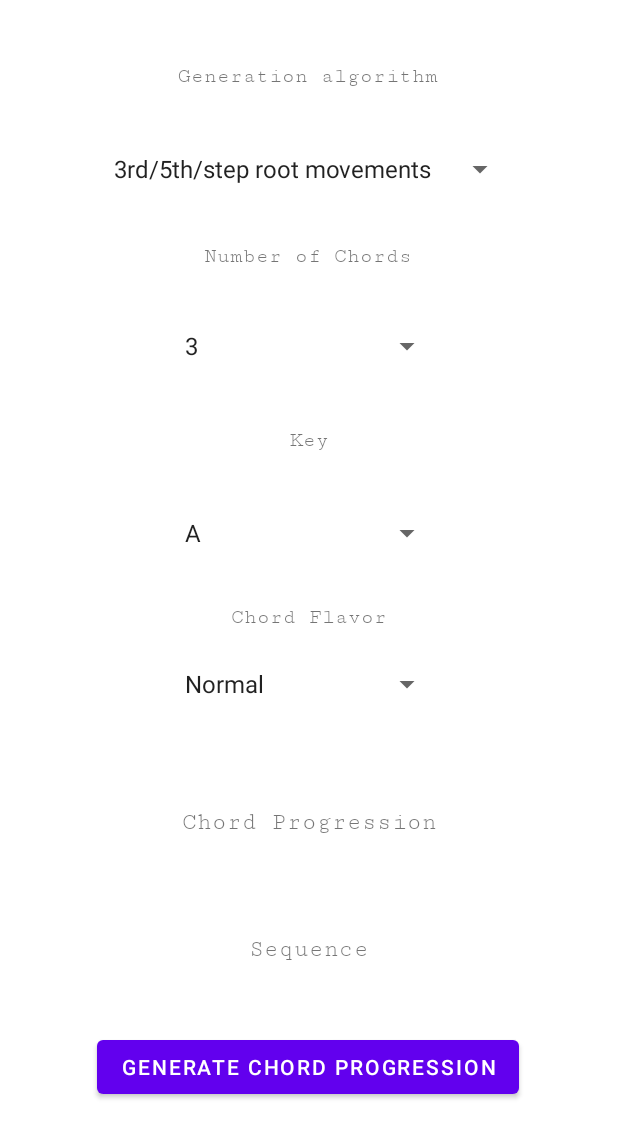
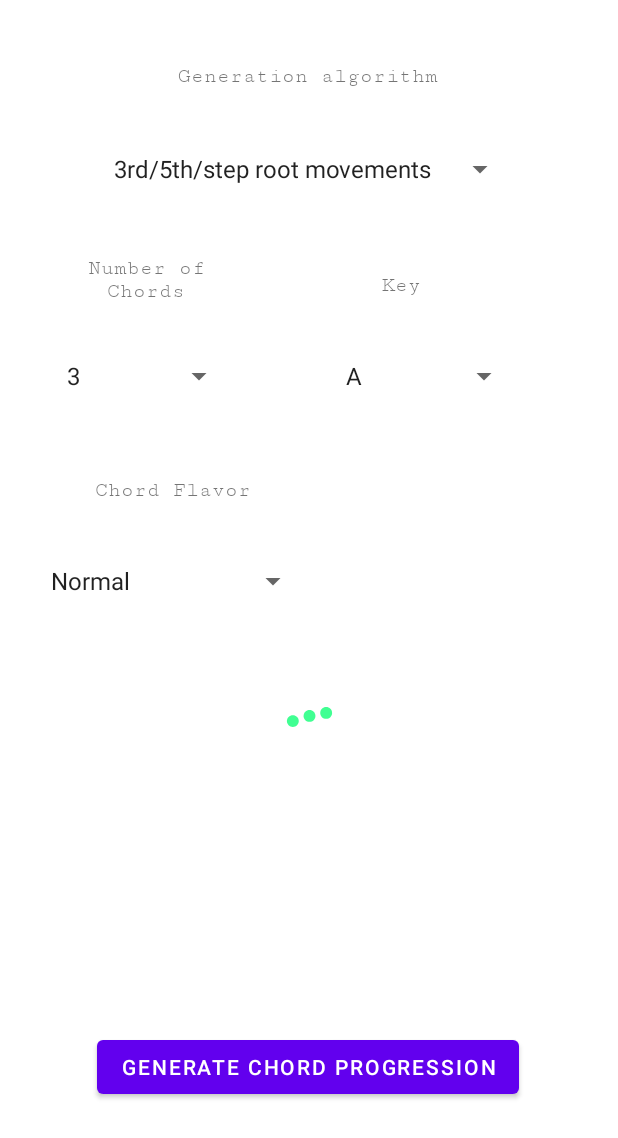
Before and after one commit to cheng-priv-proj/chord_gen_app, an Android app: the layout activity_main.xml on its own in the app's theme, with its tools: preview values and no code run, on a phone screen of 412 x 824 dp. Shown: the top 1138 px of the screen. Run offline under Robolectric (Android 15) with nearby library versions, the phone set to English and light mode, and no system bars.

Commit message:
Added a poggers loading animation

```diff
--- a/app/build.gradle
+++ b/app/build.gradle
@@ -44,4 +44,5 @@ dependencies {
     testImplementation 'junit:junit:4.13.2'
     androidTestImplementation 'androidx.test.ext:junit:1.1.3'
     androidTestImplementation 'androidx.test.espresso:espresso-core:3.4.0'
+    implementation 'com.airbnb.android:lottie:5.0.3'
 }
--- a/app/src/main/AndroidManifest.xml
+++ b/app/src/main/AndroidManifest.xml
@@ -18,6 +18,7 @@
                 <category android:name="android.intent.category.LAUNCHER" />
             </intent-filter>
         </activity>
+
     </application>
 
 </manifest>
--- a/app/src/main/java/com/example/guitarchordprogressionproject/MainActivity.kt
+++ b/app/src/main/java/com/example/guitarchordprogressionproject/MainActivity.kt
@@ -2,6 +2,7 @@ package com.example.guitarchordprogressionproject
 
 import androidx.appcompat.app.AppCompatActivity
 import android.os.Bundle
+import android.os.CountDownTimer
 import android.view.View
 import android.widget.*
 import com.example.guitarchordprogressionproject.databinding.ActivityMainBinding
@@ -76,7 +77,14 @@ class MainActivity : AppCompatActivity(), AdapterView.OnItemSelectedListener {
         val spinner4: Spinner = binding.spinner4
         spinner4.onItemSelectedListener = this
 
-        binding.buttonRoll.setOnClickListener { generateChordProgression() }
+
+        val animationId = binding.animationView
+        animationId.visibility = View.GONE
+
+        binding.buttonRoll.setOnClickListener {
+            animationId.visibility = View.VISIBLE
+            timer.start()
+        }
 
     }
 
@@ -149,12 +157,26 @@ class MainActivity : AppCompatActivity(), AdapterView.OnItemSelectedListener {
 
         val chordProgressionString = printChordsInKey(chordList, globalKeySelection, globalChordFlavor)
 
-
+        // Updating the textView
         val resultTextView: TextView = findViewById(R.id.textView)
         val resultTextView2: TextView = findViewById(R.id.textView6)
         resultTextView.text = chordProgressionString
         resultTextView2.text = chordProgressionSequence
 
+    }
+
+    // A timer for the timer animation
+    private val timer = object: CountDownTimer(750, 1000) {
+        // We don't need anything done while the ticker is counting down.
+        override fun onTick(p0: Long) {
+            {}
+        }
+
+        override fun onFinish() {
+            val animationId = binding.animationView
+            animationId.visibility = View.GONE
+            generateChordProgression()
+        }
     }
 
 
@@ -163,7 +185,6 @@ class MainActivity : AppCompatActivity(), AdapterView.OnItemSelectedListener {
         val result = parent.getItemAtPosition(pos).toString()
 
         // Gets the id for the spinner that has been selected
-
         when (parent.id) {
             R.id.spinner -> globalChordAmount = result
             R.id.spinner2 -> globalGenSelection = result
@@ -210,7 +231,7 @@ fun printChordsInKey(chordList: MutableList<Int>, key: String, flavor: String):
         else {
             when (item) {
                 1, 4 -> "$returnString $keyIndex" +"Maj7"
-                5 -> "$returnString $keyIndex" + "Dom7"
+                5 -> "$returnString $keyIndex" + "7"
                 2, 3, 6 -> "$returnString $keyIndex" + "m7"
                 else -> "$returnString $keyIndex" + "dim7"
             }
@@ -220,6 +241,7 @@ fun printChordsInKey(chordList: MutableList<Int>, key: String, flavor: String):
 }
 
 
+
 class ChordClass {
     val jumpingChords: MutableList<Int> = mutableListOf()
 
--- a/app/src/main/res/layout/activity_main.xml
+++ b/app/src/main/res/layout/activity_main.xml
@@ -12,14 +12,14 @@
         android:layout_width="236dp"
         android:layout_height="39dp"
         android:fontFamily="serif-monospace"
-        android:text="@string/sequence"
         android:textAlignment="center"
         android:textSize="16sp"
         app:layout_constraintBottom_toBottomOf="parent"
+        app:layout_constraintHorizontal_bias="0.497"
         app:layout_constraintLeft_toLeftOf="parent"
         app:layout_constraintRight_toRightOf="parent"
         app:layout_constraintTop_toTopOf="parent"
-        app:layout_constraintVertical_bias="0.795">
+        app:layout_constraintVertical_bias="0.793">
 
     </TextView>
 
@@ -31,9 +31,10 @@
         android:text="@string/chord_flavor"
         app:layout_constraintBottom_toBottomOf="parent"
         app:layout_constraintEnd_toEndOf="parent"
+        app:layout_constraintHorizontal_bias="0.206"
         app:layout_constraintStart_toStartOf="parent"
         app:layout_constraintTop_toTopOf="parent"
-        app:layout_constraintVertical_bias="0.499" />
+        app:layout_constraintVertical_bias="0.394" />
 
     <Spinner
         android:id="@+id/spinner4"
@@ -45,26 +46,26 @@
         android:spinnerMode="dropdown"
         app:layout_constraintBottom_toBottomOf="parent"
         app:layout_constraintEnd_toEndOf="parent"
-        app:layout_constraintHorizontal_bias="0.497"
+        app:layout_constraintHorizontal_bias="0.112"
         app:layout_constraintStart_toStartOf="parent"
         app:layout_constraintTop_toTopOf="parent"
-        app:layout_constraintVertical_bias="0.557"
+        app:layout_constraintVertical_bias="0.468"
         tools:ignore="DuplicateSpeakableTextCheck" />
 
     <Spinner
         android:id="@+id/spinner3"
-        android:layout_width="180dp"
-        android:layout_height="48dp"
+        android:layout_width="124dp"
+        android:layout_height="45dp"
         android:contentDescription="@string/spinner_description"
         android:entries="@array/key_array"
         android:minHeight="48dp"
         android:spinnerMode="dropdown"
         app:layout_constraintBottom_toBottomOf="parent"
         app:layout_constraintEnd_toEndOf="parent"
-        app:layout_constraintHorizontal_bias="0.497"
+        app:layout_constraintHorizontal_bias="0.773"
         app:layout_constraintStart_toStartOf="parent"
         app:layout_constraintTop_toTopOf="parent"
-        app:layout_constraintVertical_bias="0.427" />
+        app:layout_constraintVertical_bias="0.293" />
 
     <TextView
         android:id="@+id/textView4"
@@ -74,9 +75,10 @@
         android:text="@string/key"
         app:layout_constraintBottom_toBottomOf="parent"
         app:layout_constraintEnd_toEndOf="parent"
+        app:layout_constraintHorizontal_bias="0.66"
         app:layout_constraintStart_toStartOf="parent"
         app:layout_constraintTop_toTopOf="parent"
-        app:layout_constraintVertical_bias="0.353" />
+        app:layout_constraintVertical_bias="0.225" />
 
     <TextView
         android:id="@+id/textView3"
@@ -110,7 +112,6 @@
         android:layout_width="359dp"
         android:layout_height="40dp"
         android:fontFamily="serif-monospace"
-        android:text="@string/chord_progression"
         android:textAlignment="center"
         android:textSize="16sp"
         app:layout_constraintBottom_toBottomOf="parent"
@@ -130,35 +131,50 @@
         app:layout_constraintHorizontal_bias="0.496"
         app:layout_constraintLeft_toLeftOf="parent"
         app:layout_constraintRight_toRightOf="parent"
-        app:layout_constraintTop_toBottomOf="@+id/textView"></Button>
+        app:layout_constraintTop_toBottomOf="@+id/textView" />
 
     <TextView
         android:id="@+id/textView2"
-        android:layout_width="wrap_content"
-        android:layout_height="wrap_content"
+        android:layout_width="118dp"
+        android:layout_height="35dp"
         android:fontFamily="serif-monospace"
         android:text="@string/number_of_chords"
+        android:textAlignment="center"
         app:layout_constraintBottom_toBottomOf="parent"
         app:layout_constraintEnd_toEndOf="parent"
-        app:layout_constraintHorizontal_bias="0.498"
+        app:layout_constraintHorizontal_bias="0.131"
         app:layout_constraintStart_toStartOf="parent"
         app:layout_constraintTop_toTopOf="parent"
-        app:layout_constraintVertical_bias="0.201" />
+        app:layout_constraintVertical_bias="0.216" />
 
     <Spinner
         android:id="@+id/spinner"
-        android:layout_width="180dp"
-        android:layout_height="48dp"
+        android:layout_width="120dp"
+        android:layout_height="45dp"
         android:contentDescription="@string/spinner_description"
         android:entries="@array/chord_amounts_array"
         android:minHeight="48dp"
         android:spinnerMode="dropdown"
         app:layout_constraintBottom_toBottomOf="parent"
         app:layout_constraintEnd_toEndOf="parent"
-        app:layout_constraintHorizontal_bias="0.497"
+        app:layout_constraintHorizontal_bias="0.126"
         app:layout_constraintStart_toStartOf="parent"
         app:layout_constraintTop_toTopOf="parent"
-        app:layout_constraintVertical_bias="0.266" />
+        app:layout_constraintVertical_bias="0.293" />
+
+    <com.airbnb.lottie.LottieAnimationView
+        android:id="@+id/animationView"
+        android:layout_width="235dp"
+        android:layout_height="111dp"
+        app:layout_constraintBottom_toBottomOf="parent"
+        app:layout_constraintEnd_toEndOf="parent"
+        app:layout_constraintStart_toStartOf="parent"
+        app:layout_constraintTop_toTopOf="parent"
+        app:layout_constraintVertical_bias="0.593"
+        app:lottie_autoPlay="true"
+        app:lottie_loop="true"
+        app:lottie_rawRes="@raw/loading_animation_3_dots"
+        app:lottie_url="REPLACE_JSON_URL" />
 
 
 </androidx.constraintlayout.widget.ConstraintLayout>
--- a/app/src/main/res/values-night/themes.xml
+++ b/app/src/main/res/values-night/themes.xml
@@ -1,6 +1,6 @@
 <resources xmlns:tools="http://schemas.android.com/tools">
     <!-- Base application theme. -->
-    <style name="Theme.GuitarChordProgressionproject" parent="Theme.MaterialComponents.DayNight.DarkActionBar">
+    <style name="Theme.GuitarChordProgressionproject" parent="Theme.MaterialComponents.DayNight.NoActionBar">
         <!-- Primary brand color. -->
         <item name="colorPrimary">@color/purple_200</item>
         <item name="colorPrimaryVariant">@color/purple_700</item>
@@ -12,5 +12,12 @@
         <!-- Status bar color. -->
         <item name="android:statusBarColor" tools:targetApi="l">?attr/colorPrimaryVariant</item>
         <!-- Customize your theme here. -->
+
+        <!-- This section makes the application full screen/removes the notification bar-->
+        <item name="android:windowNoTitle">true</item>
+        <item name="android:windowActionBar">false</item>
+        <item name="android:windowFullscreen">true</item>
+        <item name="android:windowContentOverlay">@null</item>
+
     </style>
 </resources>
--- a/app/src/main/res/values/themes.xml
+++ b/app/src/main/res/values/themes.xml
@@ -1,6 +1,6 @@
 <resources xmlns:tools="http://schemas.android.com/tools">
     <!-- Base application theme. -->
-    <style name="Theme.GuitarChordProgressionproject" parent="Theme.MaterialComponents.DayNight.DarkActionBar">
+    <style name="Theme.GuitarChordProgressionproject" parent="Theme.MaterialComponents.DayNight.NoActionBar">
         <!-- Primary brand color. -->
         <item name="colorPrimary">@color/purple_500</item>
         <item name="colorPrimaryVariant">@color/purple_700</item>
@@ -12,5 +12,12 @@
         <!-- Status bar color. -->
         <item name="android:statusBarColor" tools:targetApi="l">?attr/colorPrimaryVariant</item>
         <!-- Customize your theme here. -->
+
+
+        <!-- This section makes the application full screen/removes the notification bar-->
+        <item name="android:windowNoTitle">true</item>
+        <item name="android:windowActionBar">false</item>
+        <item name="android:windowFullscreen">true</item>
+        <item name="android:windowContentOverlay">@null</item>
     </style>
 </resources>
```
Also changed, not shown: app/src/main/res/raw/loading_animation_3_dots.json (added, +2 -0 lines), build.gradle (line endings or trailing spaces).
